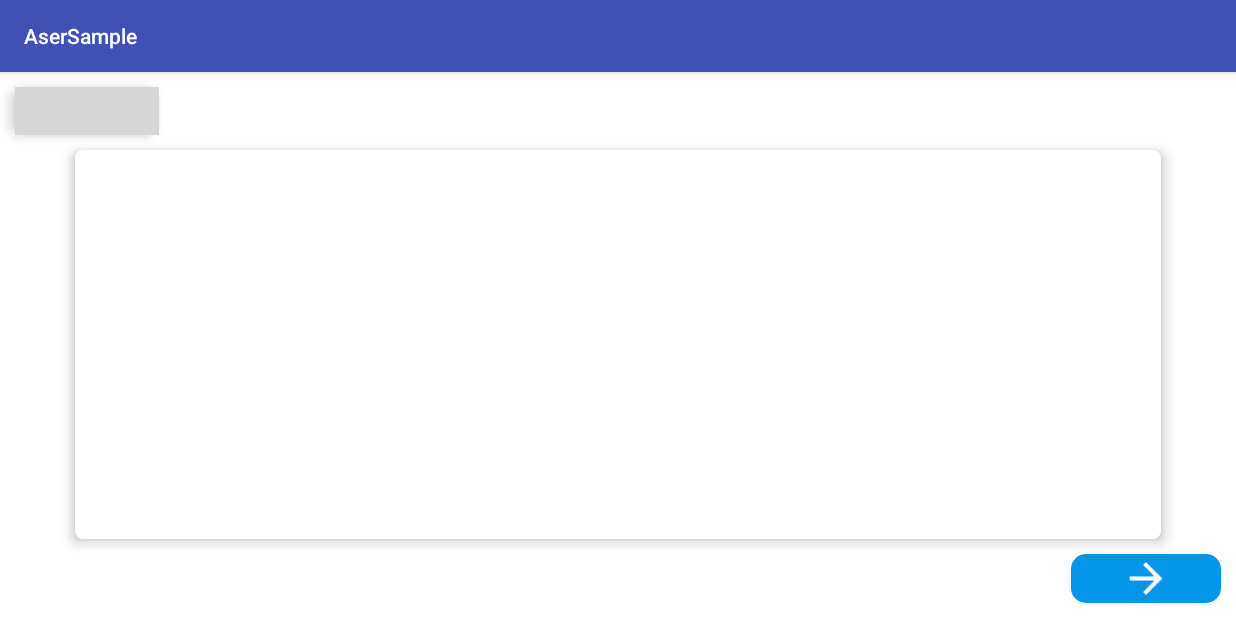
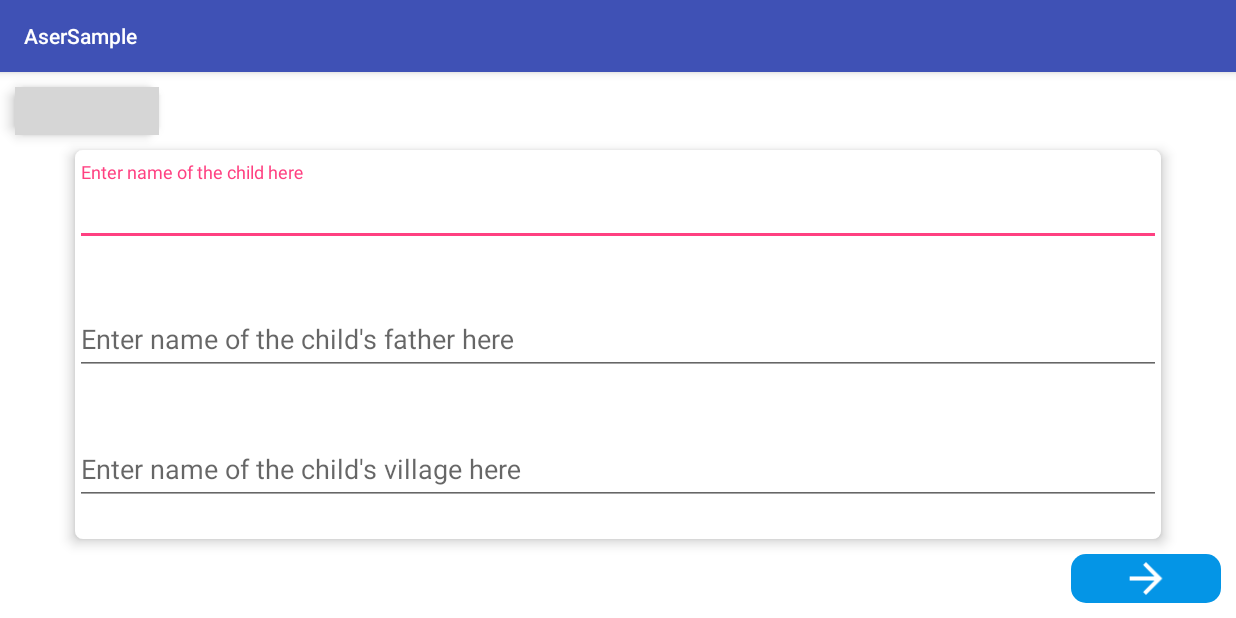
Before and after one commit to Dummyurl/AserSample, an Android app: the screen it shows after launch (LoginActivity), on a phone screen of 824 x 412 dp (held sideways). Run offline under Robolectric (Android 15) with nearby library versions, the phone set to English and light mode, and no system bars; grey boxes are pictures that could not be loaded.

Commit message:
pk commits

```diff
--- a/app/src/main/res/layout/fragment_studentdetails.xml
+++ b/app/src/main/res/layout/fragment_studentdetails.xml
@@ -25,7 +25,52 @@
         android:elevation="5dp"
         android:layout_height="0dp"
         android:background="@drawable/level_choose_bg"
-        android:layout_weight="8">
+        android:layout_weight="8"
+        android:weightSum="6"
+        android:orientation="vertical">
+
+        <android.support.design.widget.TextInputLayout
+            android:layout_width="match_parent"
+            android:layout_height="0dp"
+            android:layout_weight="2"
+            android:layout_marginTop="8dp"
+            android:layout_marginBottom="8dp">
+            <EditText android:id="@+id/childName"
+                android:layout_width="match_parent"
+                android:layout_height="wrap_content"
+                android:textColor="@color/black_transparent"
+                android:inputType="text"
+                android:singleLine="true"
+                android:hint="Enter name of the child here" />
+        </android.support.design.widget.TextInputLayout>
+        <android.support.design.widget.TextInputLayout
+            android:layout_width="match_parent"
+            android:layout_height="0dp"
+            android:layout_weight="2"
+            android:layout_marginTop="8dp"
+            android:layout_marginBottom="8dp">
+            <EditText android:id="@+id/fatherName"
+                android:layout_width="match_parent"
+                android:layout_height="wrap_content"
+                android:textColor="@color/black_transparent"
+                android:inputType="text"
+                android:singleLine="true"
+                android:hint="Enter name of the child's father here" />
+        </android.support.design.widget.TextInputLayout>
+        <android.support.design.widget.TextInputLayout
+            android:layout_width="match_parent"
+            android:layout_height="0dp"
+            android:layout_weight="2"
+            android:layout_marginTop="8dp"
+            android:layout_marginBottom="8dp">
+            <EditText android:id="@+id/villageName"
+                android:layout_width="match_parent"
+                android:layout_height="wrap_content"
+                android:textColor="@color/black_transparent"
+                android:inputType="text"
+                android:singleLine="true"
+                android:hint="Enter name of the child's village here" />
+        </android.support.design.widget.TextInputLayout>
 
     </LinearLayout>
 
--- a/app/src/main/res/values/colors.xml
+++ b/app/src/main/res/values/colors.xml
@@ -7,6 +7,7 @@
     <color name="colorRed">#D0021B</color>
 
     <color name="black_effective">#2a2a2a</color>
+    <color name="black_transparent">#9b0e0e0e</color>
     <color name="black">#000000</color>
     <color name="white">#ffffff</color>
     <color name="shadow">#d0d8dc</color>
```
